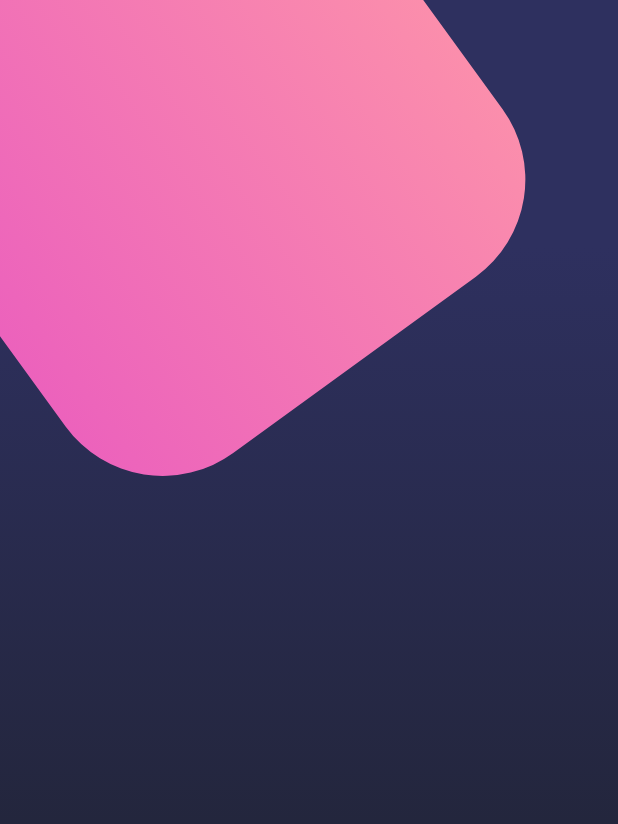
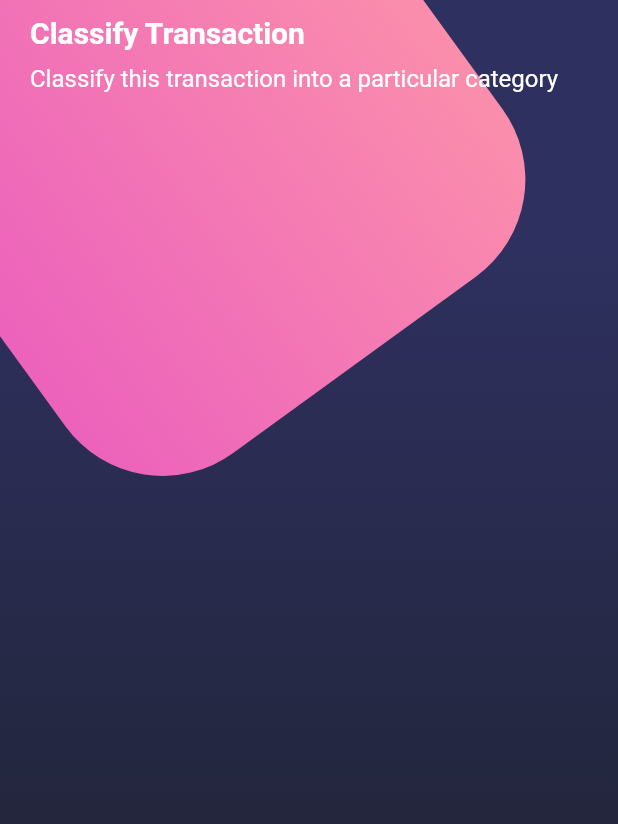
Before and after one commit to eivanphils/flutter-design, a Flutter app: the screen it shows after launch, on a phone screen of 412 x 824 dp. Shown: the top 824 px of the screen. Run offline on Flutter 3.47's test engine with Material 2 defaults, Android fonts, the light colour scheme and no system bars.

Commit message:
Agregado widget para el titulo del home

```diff
--- a/lib/main.dart
+++ b/lib/main.dart
@@ -1,4 +1,5 @@
 import 'package:flutter/material.dart';
+import 'package:flutter/services.dart';
 
 import 'package:flutter_design/screens/screens.dart';
 
@@ -9,13 +10,15 @@ class MyApp extends StatelessWidget {
 
   @override
   Widget build(BuildContext context) {
+    SystemChrome.setSystemUIOverlayStyle(SystemUiOverlayStyle.light);
+
     return MaterialApp(
       debugShowCheckedModeBanner: false,
       title: 'Material App',
       initialRoute: 'home_screen',
       routes: {
-        'basic_design' : (_) => const BasicDesignScreen(),
-        'scroll_screen' : (_) => const ScrollScreen(),
+        'basic_design': (_) => const BasicDesignScreen(),
+        'scroll_screen': (_) => const ScrollScreen(),
         'home_screen': (_) => const HomeScreen()
       },
     );
--- a/lib/screens/home_screen.dart
+++ b/lib/screens/home_screen.dart
@@ -7,11 +7,33 @@ class HomeScreen extends StatelessWidget {
   @override
   Widget build(BuildContext context) {
     return Scaffold(
-      body: Stack(
+      body: Stack(children: const [
+        // Background
+        Background(),
+
+        // HomeBody
+        _HomeBody()
+      ]),
+    );
+  }
+}
+
+class _HomeBody extends StatelessWidget {
+  const _HomeBody({
+    Key? key,
+  }) : super(key: key);
+
+  @override
+  Widget build(BuildContext context) {
+    return SingleChildScrollView(
+      child: Column(
         children: const [
-          // Background
-          Background()
-        ]
+          // Tittles
+          PageTitle(),
+
+          // Cards
+          // OptionCards()
+        ],
       ),
     );
   }
--- /dev/null
+++ b/lib/widgets/page_title.dart
@@ -0,0 +1,29 @@
+import 'package:flutter/material.dart';
+
+class PageTitle extends StatelessWidget {
+  const PageTitle({ Key? key }) : super(key: key);
+
+  @override
+  Widget build(BuildContext context) {
+    return SafeArea(
+      bottom: false,
+      child: Container(
+        margin: const EdgeInsets.only(top: 10, left: 20, right: 20),
+        child: Column(
+          crossAxisAlignment: CrossAxisAlignment.start,
+          children: const [
+            Text('Classify Transaction', style: TextStyle(fontSize: 20, fontWeight: FontWeight.bold, color: Colors.white)),
+            SizedBox(height: 10),
+            Text(
+              'Classify this transaction into a particular category',
+              style: TextStyle(
+                fontSize: 16,
+                color: Colors.white
+              )
+            ),
+          ],
+        ),
+      ),
+    );
+  }
+}
--- a/lib/widgets/widgets.dart
+++ b/lib/widgets/widgets.dart
@@ -1 +1,2 @@
 export 'package:flutter_design/widgets/background.dart';
+export 'package:flutter_design/widgets/page_title.dart';
```
